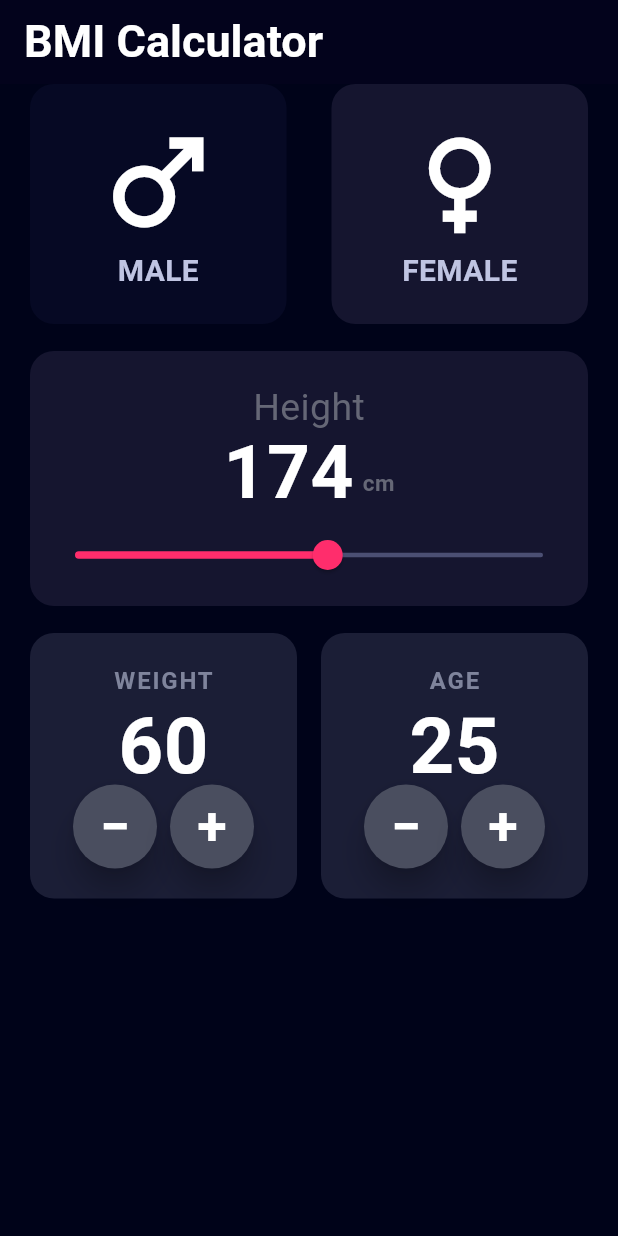
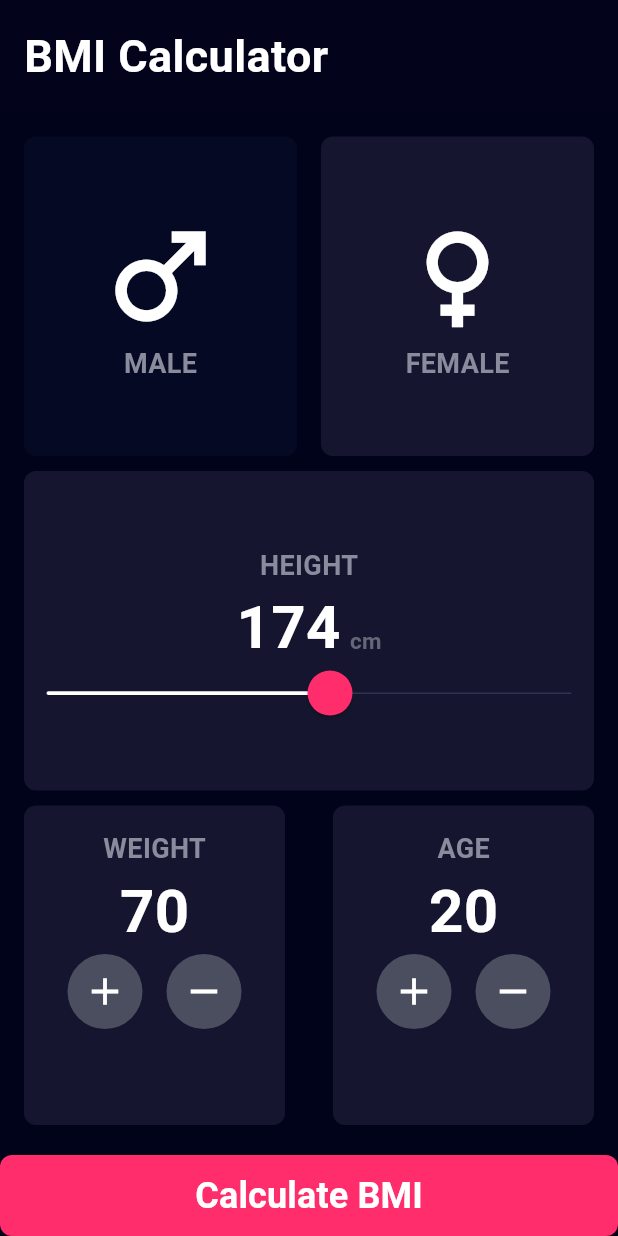
Before and after one commit to MennaElsekily/homework, a Flutter app: the screen it shows after launch, on a phone screen of 412 x 824 dp. Run offline on Flutter 3.47's test engine with Material 3 defaults, Android fonts, the phone set to English and light mode, and no system bars.

Commit message:
bmi app is done

```diff
--- a/session15/lib/main.dart
+++ b/session15/lib/main.dart
@@ -1,7 +1,5 @@
 import 'package:flutter/material.dart';
-import 'package:session15/widgets/gender_section.dart';
-import 'package:session15/widgets/height_section.dart';
-import 'package:session15/widgets/number_card.dart';
+import 'package:session15/widgets/home_screen.dart';
 
 void main() {
   runApp(const BMIAPP());
@@ -10,40 +8,8 @@ void main() {
 class BMIAPP extends StatelessWidget {
   const BMIAPP({super.key});
 
-  // This widget is the root of your application.
   @override
   Widget build(BuildContext context) {
-    return MaterialApp(
-      debugShowCheckedModeBanner: false,
-      home: Scaffold(
-        backgroundColor: Color(0xff000319),
-        appBar: AppBar(
-          title: Text(
-            'BMI Calculator',
-            style: TextStyle(
-              color: Colors.white,
-              fontSize: 30,
-              fontWeight: FontWeight.w700,
-            ),
-          ),
-          backgroundColor: Color(0xff03031C),
-        ),
-        body: SafeArea(
-          child: Padding(
-            padding: const EdgeInsets.symmetric(horizontal: 20),
-            child: Column(
-              children: [
-                GenderSection(),
-                SizedBox(height: 10),
-                HeightSection(),
-                SizedBox(height: 10),
-
-                NumbersSection(),
-              ],
-            ),
-          ),
-        ),
-      ),
-    );
+    return MaterialApp(debugShowCheckedModeBanner: false, home: HomeScreen());
   }
 }
--- /dev/null
+++ b/session15/lib/models/bmi_input_model.dart
@@ -0,0 +1,19 @@
+class BMIInputModel {
+  double height;
+  int weight;
+  String gender;
+  int age;
+
+  BMIInputModel({
+    this.height = 170,
+    this.weight = 70,
+    this.gender = "Male",
+    this.age = 20,
+  });
+  @override
+  String toString() {
+    return "BMIInputModel{height: $height, weight: $weight, gender: $gender, age: $age}";
+  }
+
+  double calculateBmi() => weight / (height * height);
+}
--- a/session15/lib/widgets/custom_card.dart
+++ b/session15/lib/widgets/custom_card.dart
@@ -2,25 +2,19 @@ import 'package:flutter/material.dart';
 
 class CustomCard extends StatelessWidget {
   final Widget child;
-  final double? height; // let content decide height
-  final Color color;
+  final Color? color;
 
-  const CustomCard({
-    super.key,
-    required this.child,
-    this.height,
-    required this.color,
-  });
+  const CustomCard({super.key, required this.child, this.color});
 
   @override
   Widget build(BuildContext context) {
     return Container(
-      height: height,
+      width: double.infinity,
+      padding: EdgeInsets.symmetric(vertical: 16),
       decoration: BoxDecoration(
-        color: color,
-        borderRadius: BorderRadius.circular(16),
+        color: color ?? Color(0xff15152F),
+        borderRadius: BorderRadius.circular(8),
       ),
-      padding: const EdgeInsets.all(20),
       child: child,
     );
   }
--- a/session15/lib/widgets/gender_card_content.dart
+++ b/session15/lib/widgets/gender_card_content.dart
@@ -1,27 +1,32 @@
 import 'package:flutter/material.dart';
+import 'package:session15/widgets/section_title.dart';
 
 class GenderCardContent extends StatelessWidget {
-  const GenderCardContent({super.key, required this.icon, required this.label});
+  const GenderCardContent({
+    super.key,
+    required this.icon,
+    required this.label,
+    required this.color,
+  });
   final IconData icon;
   final String label;
+  final Color color;
 
   @override
   Widget build(BuildContext context) {
-    return Column(
-      mainAxisAlignment: MainAxisAlignment.center,
-      children: [
-        Icon(icon, color: Colors.white, size: 90),
-        // const SizedBox(height: 5),
-        Text(
-          label,
-          style: const TextStyle(
-            color: Color(0xFFBFC4E2),
-            fontWeight: FontWeight.bold,
-            fontSize: 20,
-            // letterSpacing: 1,
-          ),
-        ),
-      ],
+    return Container(
+      padding: EdgeInsets.symmetric(vertical: 16),
+      decoration: BoxDecoration(
+        borderRadius: BorderRadius.circular(8),
+        color: color,
+      ),
+      child: Column(
+        mainAxisAlignment: MainAxisAlignment.center,
+        children: [
+          Icon(icon, color: Colors.white, size: 90),
+          SectionTitle(label: label),
+        ],
+      ),
     );
   }
 }
--- a/session15/lib/widgets/gender_section.dart
+++ b/session15/lib/widgets/gender_section.dart
@@ -1,29 +1,51 @@
 import 'package:flutter/material.dart';
-import 'package:session15/widgets/custom_card.dart';
+import 'package:session15/models/bmi_input_model.dart';
 import 'package:session15/widgets/gender_card_content.dart';
 
-class GenderSection extends StatelessWidget {
-  const GenderSection({super.key});
+class GenderSection extends StatefulWidget {
+  const GenderSection({super.key, required this.bmiInputModel});
 
+  final BMIInputModel bmiInputModel;
+  @override
+  State<GenderSection> createState() => _GenderSectionState();
+}
+
+class _GenderSectionState extends State<GenderSection> {
+  bool isMaleSelected = true;
+  Color activeColor = Color(0xff060924);
+  Color inactiveColor = Color(0xff15152F);
   @override
   Widget build(BuildContext context) {
     return Row(
-      children: const [
+      children: [
         Expanded(
-          child: CustomCard(
-            color: Color(0xff060924),
-            height: 160,
-
-            child: GenderCardContent(icon: Icons.male_sharp, label: 'MALE'),
+          child: GestureDetector(
+            onTap: () {
+              isMaleSelected = true;
+              widget.bmiInputModel.gender = 'Male';
+              setState(() {});
+            },
+            child: GenderCardContent(
+              icon: Icons.male_sharp,
+              label: 'MALE',
+              color: isMaleSelected ? activeColor : inactiveColor,
+            ),
           ),
         ),
-        SizedBox(width: 30),
+        SizedBox(width: 16),
         Expanded(
-          child: CustomCard(
-            color: Color(0xff15152F),
-            height: 160,
+          child: GestureDetector(
+            onTap: () {
+              isMaleSelected = false;
+              widget.bmiInputModel.gender = 'Female';
 
-            child: GenderCardContent(icon: Icons.female_sharp, label: 'FEMALE'),
+              setState(() {});
+            },
+            child: GenderCardContent(
+              icon: Icons.female_sharp,
+              label: 'FEMALE',
+              color: !isMaleSelected ? activeColor : inactiveColor,
+            ),
           ),
         ),
       ],
--- a/session15/lib/widgets/height_section.dart
+++ b/session15/lib/widgets/height_section.dart
@@ -1,46 +1,35 @@
 import 'package:flutter/material.dart';
+import 'package:session15/models/bmi_input_model.dart';
 import 'package:session15/widgets/custom_card.dart';
+import 'package:session15/widgets/section_title.dart';
+import 'package:session15/widgets/value_text.dart';
 
 class HeightSection extends StatefulWidget {
-  const HeightSection({super.key});
+  const HeightSection({super.key, required this.bmiInputModel});
+  final BMIInputModel bmiInputModel;
 
   @override
   State<HeightSection> createState() => _HeightSectionState();
 }
 
 class _HeightSectionState extends State<HeightSection> {
-  double _height = 174; // initial value
+  double height = 174;
 
   @override
   Widget build(BuildContext context) {
-    return Padding(
-      padding: const EdgeInsets.symmetric(vertical: 8.0),
-      child: CustomCard(
-        height: 170,
-        color: const Color(0xff15152F),
+    return CustomCard(
       child: Column(
+        mainAxisAlignment: MainAxisAlignment.center,
         children: [
-            const Text(
-              "Height",
-              style: TextStyle(color: Color(0xFF656776), fontSize: 25),
-            ),
+          SectionTitle(label: 'HEIGHT'),
           Row(
+            crossAxisAlignment: CrossAxisAlignment.baseline,
+            textBaseline: TextBaseline.alphabetic,
             mainAxisAlignment: MainAxisAlignment.center,
-              crossAxisAlignment: CrossAxisAlignment.end,
             children: [
+              ValueText(text: height.round().toString()),
+              const SizedBox(width: 6),
               Text(
-                  _height.toStringAsFixed(0),
-                  style: const TextStyle(
-                    color: Colors.white,
-                    fontSize: 50,
-                    fontWeight: FontWeight.w600,
-                    height: 1.0,
-                  ),
-                ),
-                const SizedBox(width: 6),
-                const Padding(
-                  padding: EdgeInsets.only(bottom: 8),
-                  child: Text(
                 "cm",
                 style: TextStyle(
                   color: Color(0xFF656776),
@@ -48,33 +37,32 @@ class _HeightSectionState extends State<HeightSection> {
                   fontWeight: FontWeight.bold,
                 ),
               ),
-                ),
             ],
           ),
-            const SizedBox(height: 20),
+
           SliderTheme(
-              data: SliderTheme.of(context).copyWith(
-                trackHeight: 3,
+            data: SliderThemeData(
+              trackHeight: 0.5,
               inactiveTrackColor: const Color(0xFF4B4F73),
-                activeTrackColor: const Color(0xFFFF2D6C),
+              activeTrackColor: Colors.white,
               thumbColor: const Color(0xFFFF2D6C),
-                thumbShape: const RoundSliderThumbShape(enabledThumbRadius: 10),
+              thumbShape: const RoundSliderThumbShape(enabledThumbRadius: 15),
               overlayShape: SliderComponentShape.noOverlay,
             ),
             child: Slider(
               min: 120,
               max: 220,
-                value: _height,
+              value: height,
               onChanged: (value) {
                 setState(() {
-                    _height = value;
+                  height = value;
+                  widget.bmiInputModel.height = value / 100;
                 });
               },
             ),
           ),
         ],
       ),
-      ),
     );
   }
 }
--- /dev/null
+++ b/session15/lib/widgets/home_app_bar.dart
@@ -0,0 +1,22 @@
+import 'package:flutter/material.dart';
+
+class CustomAppBar extends StatelessWidget {
+  const CustomAppBar({super.key});
+
+  @override
+  Widget build(BuildContext context) {
+    return Container(
+      width: double.infinity,
+      padding: EdgeInsets.only(top: 16, bottom: 16, left: 16),
+      color: Color(0xff03031C),
+      child: Text(
+        'BMI Calculator',
+        style: TextStyle(
+          color: Colors.white,
+          fontSize: 30,
+          fontWeight: FontWeight.w700,
+        ),
+      ),
+    );
+  }
+}
--- /dev/null
+++ b/session15/lib/widgets/home_screen.dart
@@ -0,0 +1,85 @@
+import 'package:flutter/material.dart';
+import 'package:session15/models/bmi_input_model.dart';
+import 'package:session15/widgets/gender_section.dart';
+import 'package:session15/widgets/height_section.dart';
+import 'package:session15/widgets/home_app_bar.dart';
+import 'package:session15/widgets/result_screen.dart';
+import 'package:session15/widgets/weight_age_section.dart';
+
+class HomeScreen extends StatefulWidget {
+  const HomeScreen({super.key});
+
+  @override
+  State<HomeScreen> createState() => _HomeScreenState();
+}
+
+class _HomeScreenState extends State<HomeScreen> {
+  BMIInputModel bmiInputModel = BMIInputModel();
+  @override
+  Widget build(BuildContext context) {
+    return Scaffold(
+      backgroundColor: Color(0xff000319),
+
+      body: SafeArea(
+        child: Column(
+          children: [
+            CustomAppBar(),
+            SizedBox(height: 16),
+            Expanded(
+              child: Padding(
+                padding: const EdgeInsets.symmetric(horizontal: 16),
+                child: Column(
+                  spacing: 10,
+                  children: [
+                    Expanded(
+                      child: GenderSection(bmiInputModel: BMIInputModel()),
+                    ),
+
+                    Expanded(
+                      child: HeightSection(bmiInputModel: BMIInputModel()),
+                    ),
+
+                    Expanded(
+                      child: WeightAgeSection(bmiInputModel: BMIInputModel()),
+                    ),
+                  ],
+                ),
+              ),
+            ),
+            SizedBox(height: 20),
+            SizedBox(
+              width: double.infinity,
+              child: ElevatedButton(
+                style: ElevatedButton.styleFrom(
+                  backgroundColor: Color(0xFFFF2D6C),
+                  padding: EdgeInsets.symmetric(vertical: 10, horizontal: 26),
+                  shape: RoundedRectangleBorder(
+                    borderRadius: BorderRadius.circular(8),
+                  ),
+                  elevation: 4,
+                ),
+                onPressed: () {
+                  double bmiResult = bmiInputModel.calculateBmi();
+                  Navigator.push(
+                    context,
+                    MaterialPageRoute(
+                      builder: (context) => ResultScreen(bmiResult: bmiResult),
+                    ),
+                  );
+                },
+                child: Text(
+                  "Calculate BMI",
+                  style: TextStyle(
+                    color: Colors.white,
+                    fontSize: 24,
+                    fontWeight: FontWeight.bold,
+                  ),
+                ),
+              ),
+            ),
+          ],
+        ),
+      ),
+    );
+  }
+}
--- a/session15/lib/widgets/number_card.dart
+++ b/session15/lib/widgets/number_card.dart
@@ -1,82 +1,82 @@
 import 'package:flutter/material.dart';
-import 'package:session15/widgets/number_card_content.dart';
+import 'package:session15/widgets/custom_card.dart';
+import 'package:session15/widgets/section_title.dart';
+import 'package:session15/widgets/value_text.dart';
 
-class NumbersSection extends StatefulWidget {
-  const NumbersSection({super.key});
+class NumberCard extends StatefulWidget {
+  const NumberCard({
+    super.key,
+    required this.label,
+    required this.defaultValue,
+    required this.onChanged,
+  });
+
+  final String label;
+
+  final int defaultValue;
+  final Function(int) onChanged;
 
   @override
-  State<NumbersSection> createState() => _NumbersSectionState();
+  State<NumberCard> createState() => _NumberCardState();
 }
 
-class _NumbersSectionState extends State<NumbersSection> {
-  int weight = 60;
-  int age = 25;
-
+class _NumberCardState extends State<NumberCard> {
+  int value = 0;
   @override
   Widget build(BuildContext context) {
-    return Row(
-      crossAxisAlignment: CrossAxisAlignment.start,
-      children: [
-        // ---------- WEIGHT ----------
-        Expanded(
-          child: NumberCardContent(
-            label: 'WEIGHT',
-            weight: weight,
-            age: age,
-            child: Row(
-              mainAxisAlignment: MainAxisAlignment.spaceEvenly,
-              children: [
-                _circleButton('−', () {
-                  setState(() => weight = (weight - 1).clamp(0, 300));
-                }),
-                _circleButton('+', () {
-                  setState(() => weight = (weight + 1).clamp(0, 300));
-                }),
-              ],
-            ),
+    if (value == 0) {
+      value = widget.defaultValue;
+    }
+    return CustomCard(
+      child: Column(
+        children: [
+          SectionTitle(label: widget.label),
+          ValueText(text: value.toString()),
+          Row(
+            mainAxisAlignment: MainAxisAlignment.center,
+            children: [
+              CustomIconButton(
+                icon: Icons.add,
+                onTap: () {
+                  value++;
+                  widget.onChanged(value);
+                  setState(() {});
+                },
+              ),
+
+              SizedBox(width: 16),
+
+              CustomIconButton(
+                icon: Icons.remove,
+                onTap: () {
+                  if (value > 0) value--;
+                  widget.onChanged(value);
+
+                  setState(() {});
+                },
+              ),
+            ],
           ),
-        ),
-
-        const SizedBox(width: 16),
-
-        // ---------- AGE ----------
-        Expanded(
-          child: NumberCardContent(
-            label: 'AGE',
-            weight: weight,
-            age: age,
-            child: Row(
-              mainAxisAlignment: MainAxisAlignment.spaceEvenly,
-              children: [
-                _circleButton('−', () {
-                  setState(() => age = (age - 1).clamp(0, 120));
-                }),
-                _circleButton('+', () {
-                  setState(() => age = (age + 1).clamp(0, 120));
-                }),
-              ],
-            ),
-          ),
-        ),
-      ],
-    );
-  }
-
-  Widget _circleButton(String label, VoidCallback onPressed) {
-    return ElevatedButton(
-      onPressed: onPressed,
-      style: ElevatedButton.styleFrom(
-        shape: const CircleBorder(),
-        minimumSize: const Size(56, 56),
-        padding: EdgeInsets.zero,
-        backgroundColor: const Color(0xFF4A4E5F),
-        foregroundColor: Colors.white,
-        elevation: 8,
-      ),
-      child: Text(
-        label,
-        style: const TextStyle(fontSize: 36, fontWeight: FontWeight.w600),
+        ],
       ),
     );
   }
 }
+
+class CustomIconButton extends StatelessWidget {
+  const CustomIconButton({super.key, required this.icon, required this.onTap});
+  final IconData icon;
+  final VoidCallback onTap;
+
+  @override
+  Widget build(BuildContext context) {
+    return GestureDetector(
+      onTap: onTap,
+      child: CircleAvatar(
+        backgroundColor: Color(0xff4A4E5F),
+        radius: 25,
+        child: Icon(icon, color: Colors.white, size: 30),
+      ),
+    );
+  }
+}
--- a/session15/lib/widgets/number_card_content.dart
+++ /dev/null
@@ -1,55 +0,0 @@
-import 'package:flutter/material.dart';
-import 'package:session15/widgets/custom_card.dart';
-
-class NumberCardContent extends StatelessWidget {
-  const NumberCardContent({
-    super.key,
-    required this.label,
-    this.age,
-    this.weight,
-    required this.child,
-  });
-
-  final String label;
-  final int? age;
-  final int? weight;
-  final Widget child;
-
-  static const _labelColor = Color(0xFF7F849C);
-
-  @override
-  Widget build(BuildContext context) {
-    final int? value = label.toLowerCase() == 'age' ? age : weight;
-
-    return CustomCard(
-      color: const Color(0xFF1B1E36),
-      child: Column(
-        mainAxisSize: MainAxisSize.min,
-        mainAxisAlignment: MainAxisAlignment.center,
-        crossAxisAlignment: CrossAxisAlignment.center,
-        children: [
-          Text(
-            label.toUpperCase(),
-            style: const TextStyle(
-              color: _labelColor,
-              fontWeight: FontWeight.w700,
-              letterSpacing: 1.2,
-              fontSize: 16,
-            ),
-          ),
-          const SizedBox(height: 6),
-          Text(
-            value != null ? '$value' : '—',
-            style: const TextStyle(
-              color: Colors.white,
-              fontWeight: FontWeight.bold,
-              fontSize: 52,
-              height: 1.0,
-            ),
-          ),
-          child,
-        ],
-      ),
-    );
-  }
-}
--- /dev/null
+++ b/session15/lib/widgets/result_screen.dart
@@ -0,0 +1,11 @@
+import 'package:flutter/material.dart';
+
+class ResultScreen extends StatelessWidget {
+  const ResultScreen({super.key, required this.bmiResult});
+  final double bmiResult;
+
+  @override
+  Widget build(BuildContext context) {
+    return Scaffold(body: Center(child: Text("Result=$bmiResult")));
+  }
+}
--- /dev/null
+++ b/session15/lib/widgets/section_title.dart
@@ -0,0 +1,19 @@
+import 'package:flutter/material.dart';
+
+class SectionTitle extends StatelessWidget {
+  const SectionTitle({super.key, required this.label});
+
+  final String label;
+
+  @override
+  Widget build(BuildContext context) {
+    return Text(
+      label,
+      style: const TextStyle(
+        color: Color(0xFF8A8B9D),
+        fontWeight: FontWeight.bold,
+        fontSize: 18,
+      ),
+    );
+  }
+}
--- /dev/null
+++ b/session15/lib/widgets/value_text.dart
@@ -0,0 +1,19 @@
+import 'package:flutter/material.dart';
+
+class ValueText extends StatelessWidget {
+  const ValueText({super.key, required this.text});
+
+  final String text;
+
+  @override
+  Widget build(BuildContext context) {
+    return Text(
+      text,
+      style: const TextStyle(
+        color: Colors.white,
+        fontSize: 40,
+        fontWeight: FontWeight.bold,
+      ),
+    );
+  }
+}
--- /dev/null
+++ b/session15/lib/widgets/weight_age_section.dart
@@ -0,0 +1,36 @@
+import 'package:flutter/material.dart';
+import 'package:session15/models/bmi_input_model.dart';
+import 'package:session15/widgets/number_card.dart';
+
+class WeightAgeSection extends StatelessWidget {
+  const WeightAgeSection({super.key, required this.bmiInputModel});
+  final BMIInputModel bmiInputModel;
+
+  @override
+  Widget build(BuildContext context) {
+    return Row(
+      children: [
+        Expanded(
+          child: NumberCard(
+            label: 'WEIGHT',
+            defaultValue: 70,
+            onChanged: (value) {
+              bmiInputModel.weight = value;
+            },
+          ),
+        ),
+
+        const SizedBox(width: 32),
+        Expanded(
+          child: NumberCard(
+            label: 'AGE',
+            defaultValue: 20,
+            onChanged: (value) {
+              bmiInputModel.age = value;
+            },
+          ),
+        ),
+      ],
+    );
+  }
+}
```
Lines whose indentation alone changed are shown as unchanged.
